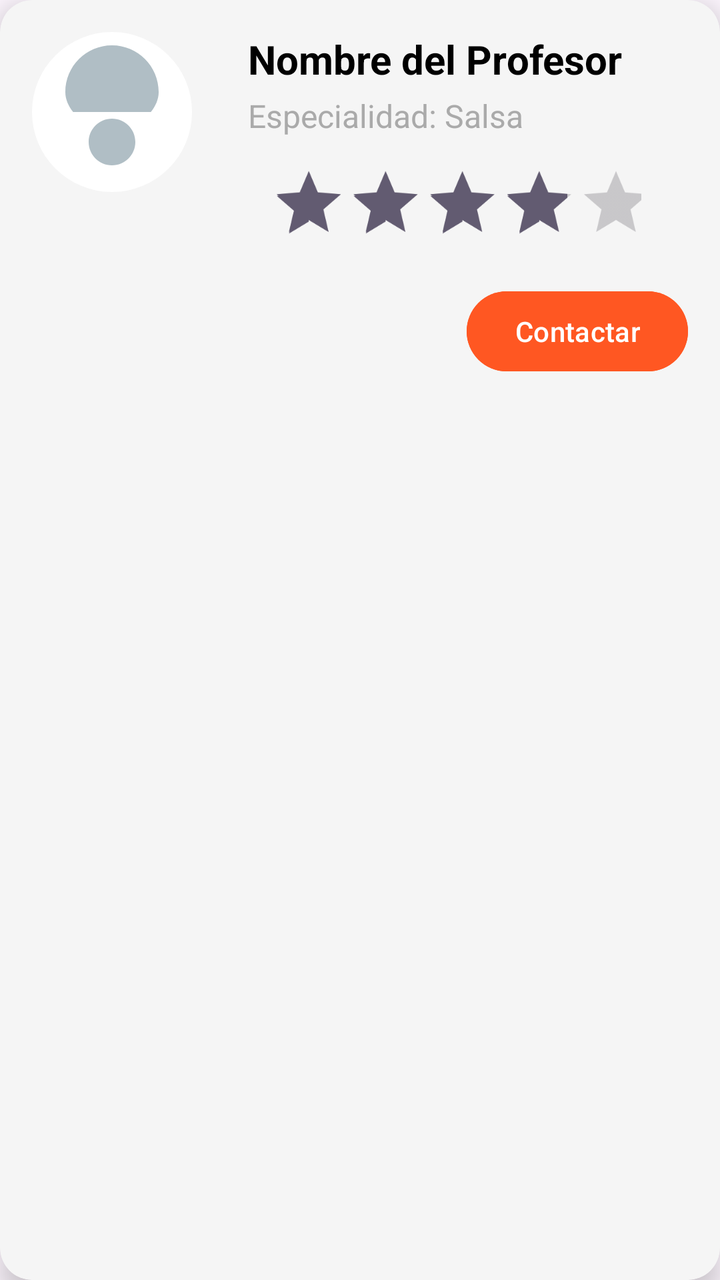
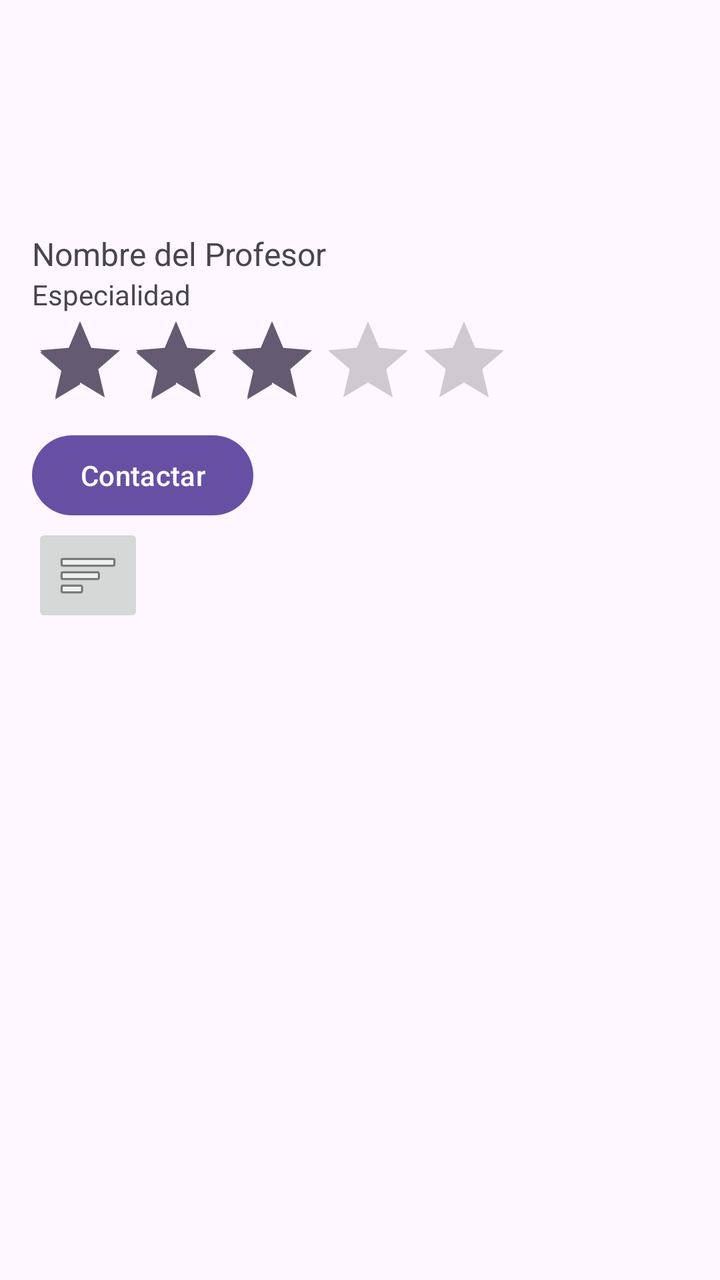

Two renders of the same Android screen: before a commit and after it. Below are the layout's source before the change and the commit's diff.
<!-- AndroidManifest.xml: application theme Theme.LoginYCardView -->
<!-- res/layout/item_cardview.xml -->
<androidx.cardview.widget.CardView
    xmlns:android="http://schemas.android.com/apk/res/android"
    xmlns:app="http://schemas.android.com/apk/res-auto"
    android:layout_width="match_parent"
    android:layout_height="wrap_content"
    android:layout_margin="12dp"
    app:cardCornerRadius="16dp"
    app:cardElevation="8dp"
    app:cardBackgroundColor="@color/lightBackground">

    <RelativeLayout
        android:layout_width="match_parent"
        android:layout_height="wrap_content"
        android:padding="16dp">

        <ImageView
            android:id="@+id/professorImage"
            android:layout_width="80dp"
            android:layout_height="80dp"
            android:layout_alignParentStart="true"
            android:layout_marginEnd="16dp"
            android:background="@drawable/circle_background"
            android:scaleType="centerCrop"
            android:adjustViewBounds="true"
            android:src="@drawable/professor_placeholder" />


        
        <TextView
            android:id="@+id/professorName"
            android:layout_width="wrap_content"
            android:layout_height="wrap_content"
            android:layout_toEndOf="@id/professorImage"
            android:layout_marginStart="12dp"
            android:text="Nombre del Profesor"
            android:textSize="20sp"
            android:textStyle="bold"
            android:textColor="@android:color/black" />

        
        <TextView
            android:id="@+id/professorSpecialty"
            android:layout_width="wrap_content"
            android:layout_height="wrap_content"
            android:layout_below="@id/professorName"
            android:layout_toEndOf="@id/professorImage"
            android:layout_marginTop="4dp"
            android:layout_marginStart="12dp"
            android:text="Especialidad: Salsa"
            android:textSize="16sp"
            android:textColor="@android:color/darker_gray" />

        
        <RatingBar
            android:id="@+id/professorRating"
            android:layout_width="wrap_content"
            android:layout_height="wrap_content"
            android:layout_below="@id/professorSpecialty"
            android:layout_toEndOf="@id/professorImage"
            android:layout_marginTop="8dp"
            android:numStars="5"
            android:rating="4.0"
            android:stepSize="0.5"
            android:isIndicator="true"
            android:scaleX="0.8"
            android:scaleY="0.8" />

        
        <Button
            android:id="@+id/buttonContact"
            android:layout_width="wrap_content"
            android:layout_height="wrap_content"
            android:layout_alignParentEnd="true"
            android:layout_below="@id/professorRating"
            android:layout_marginTop="8dp"
            android:backgroundTint="@color/primaryColor"
            android:text="Contactar"
            android:textColor="@android:color/white" />

    </RelativeLayout>
</androidx.cardview.widget.CardView>
<!-- resources referenced by this layout -->
<resources>
  <color name="lightBackground">#F5F5F5</color>
  <color name="primaryColor">#FF5722</color>
  <!-- drawable circle_background (drawable) -->
  <?xml version="1.0" encoding="utf-8"?>
  <shape xmlns:android="http://schemas.android.com/apk/res/android">
      <solid android:color="#FFFFFF"/> 
      <corners android:radius="50dp"/> 
      <size android:width="100dp" android:height="100dp"/> 
      <stroke android:color="@color/black"></stroke>
  </shape>
  <!-- drawable professor_placeholder (drawable) -->
  <?xml version="1.0" encoding="utf-8"?>
  <vector xmlns:android="http://schemas.android.com/apk/res/android"
      android:width="48dp"
      android:height="48dp"
      android:viewportWidth="48"
      android:viewportHeight="48">
      <path
          android:fillColor="#B0BEC5"
          android:pathData="M24,4C16.268,4 10,10.268 10,18C10,20.238 10.948,22.246 12.343,24H35.657C37.052,22.246 38,20.238 38,18C38,10.268 31.732,4 24,4ZM24,26C27.866,26 31,29.134 31,33C31,36.866 27.866,40 24,40C20.134,40 17,36.866 17,33C17,29.134 20.134,26 24,26Z"/>
  </vector>
  <style name="Theme.LoginYCardView" parent="Base.Theme.LoginYCardView" />
  <color name="black">#FF000000</color>
  <style name="Base.Theme.LoginYCardView" parent="Theme.Material3.DayNight.NoActionBar">
          
          
      </style>
</resources>

<!-- the commit's change to res/layout/item_cardview.xml (unified diff, before → after) -->
@@ -1,81 +1,51 @@
-<androidx.cardview.widget.CardView
-    xmlns:android="http://schemas.android.com/apk/res/android"
-    xmlns:app="http://schemas.android.com/apk/res-auto"
+<LinearLayout xmlns:android="http://schemas.android.com/apk/res/android"
     android:layout_width="match_parent"
     android:layout_height="wrap_content"
-    android:layout_margin="12dp"
-    app:cardCornerRadius="16dp"
-    app:cardElevation="8dp"
-    app:cardBackgroundColor="@color/lightBackground">
+    android:orientation="vertical"
+    android:padding="16dp">
 
-    <RelativeLayout
-        android:layout_width="match_parent"
+    <ImageView
+        android:id="@+id/professorImage"
+        android:layout_width="100dp"
+        android:layout_height="100dp"
+        android:scaleType="centerCrop" />
+
+    <TextView
+        android:id="@+id/professorName"
+        android:layout_width="wrap_content"
         android:layout_height="wrap_content"
-        android:padding="16dp">
+        android:text="Nombre del Profesor"
+        android:textSize="16sp" />
 
-        <ImageView
-            android:id="@+id/professorImage"
-            android:layout_width="80dp"
-            android:layout_height="80dp"
-            android:layout_alignParentStart="true"
-            android:layout_marginEnd="16dp"
-            android:background="@drawable/circle_background"
-            android:scaleType="centerCrop"
-            android:adjustViewBounds="true"
-            android:src="@drawable/professor_placeholder" />
+    <TextView
+        android:id="@+id/professorSpecialty"
+        android:layout_width="wrap_content"
+        android:layout_height="wrap_content"
+        android:text="Especialidad" />
 
+    <RatingBar
+        android:id="@+id/professorRating"
+        android:layout_width="wrap_content"
+        android:layout_height="wrap_content"
+        android:numStars="5"
+        android:rating="3.0" />
 
-        
-        <TextView
-            android:id="@+id/professorName"
-            android:layout_width="wrap_content"
-            android:layout_height="wrap_content"
-            android:layout_toEndOf="@id/professorImage"
-            android:layout_marginStart="12dp"
-            android:text="Nombre del Profesor"
-            android:textSize="20sp"
-            android:textStyle="bold"
-            android:textColor="@android:color/black" />
+    <Button
+        android:id="@+id/buttonContact"
+        android:layout_width="wrap_content"
+        android:layout_height="wrap_content"
+        android:text="Contactar" />
 
-        
-        <TextView
-            android:id="@+id/professorSpecialty"
-            android:layout_width="wrap_content"
-            android:layout_height="wrap_content"
-            android:layout_below="@id/professorName"
-            android:layout_toEndOf="@id/professorImage"
-            android:layout_marginTop="4dp"
-            android:layout_marginStart="12dp"
-            android:text="Especialidad: Salsa"
-            android:textSize="16sp"
-            android:textColor="@android:color/darker_gray" />
+    <ImageButton
+        android:id="@+id/buttonExpand"
+        android:layout_width="wrap_content"
+        android:layout_height="wrap_content"
+        android:src="@android:drawable/ic_menu_sort_by_size" />
 
-        
-        <RatingBar
-            android:id="@+id/professorRating"
-            android:layout_width="wrap_content"
-            android:layout_height="wrap_content"
-            android:layout_below="@id/professorSpecialty"
-            android:layout_toEndOf="@id/professorImage"
-            android:layout_marginTop="8dp"
-            android:numStars="5"
-            android:rating="4.0"
-            android:stepSize="0.5"
-            android:isIndicator="true"
-            android:scaleX="0.8"
-            android:scaleY="0.8" />
-
-        
-        <Button
-            android:id="@+id/buttonContact"
-            android:layout_width="wrap_content"
-            android:layout_height="wrap_content"
-            android:layout_alignParentEnd="true"
-            android:layout_below="@id/professorRating"
-            android:layout_marginTop="8dp"
-            android:backgroundTint="@color/primaryColor"
-            android:text="Contactar"
-            android:textColor="@android:color/white" />
-
-    </RelativeLayout>
-</androidx.cardview.widget.CardView>
+    <TextView
+        android:id="@+id/expandedDetails"
+        android:layout_width="wrap_content"
+        android:layout_height="wrap_content"
+        android:text="Detalles Expandidos"
+        android:visibility="gone" />
+</LinearLayout>
<!-- resource entries referenced after the edit -->
@@ -1,28 +1,6 @@
 <!-- resources referenced by this layout -->
 <resources>
-  <color name="lightBackground">#F5F5F5</color>
-  <color name="primaryColor">#FF5722</color>
-  <!-- drawable circle_background (drawable) -->
-  <?xml version="1.0" encoding="utf-8"?>
-  <shape xmlns:android="http://schemas.android.com/apk/res/android">
-      <solid android:color="#FFFFFF"/> 
-      <corners android:radius="50dp"/> 
-      <size android:width="100dp" android:height="100dp"/> 
-      <stroke android:color="@color/black"></stroke>
-  </shape>
-  <!-- drawable professor_placeholder (drawable) -->
-  <?xml version="1.0" encoding="utf-8"?>
-  <vector xmlns:android="http://schemas.android.com/apk/res/android"
-      android:width="48dp"
-      android:height="48dp"
-      android:viewportWidth="48"
-      android:viewportHeight="48">
-      <path
-          android:fillColor="#B0BEC5"
-          android:pathData="M24,4C16.268,4 10,10.268 10,18C10,20.238 10.948,22.246 12.343,24H35.657C37.052,22.246 38,20.238 38,18C38,10.268 31.732,4 24,4ZM24,26C27.866,26 31,29.134 31,33C31,36.866 27.866,40 24,40C20.134,40 17,36.866 17,33C17,29.134 20.134,26 24,26Z"/>
-  </vector>
   <style name="Theme.LoginYCardView" parent="Base.Theme.LoginYCardView" />
-  <color name="black">#FF000000</color>
   <style name="Base.Theme.LoginYCardView" parent="Theme.Material3.DayNight.NoActionBar">
           
           
